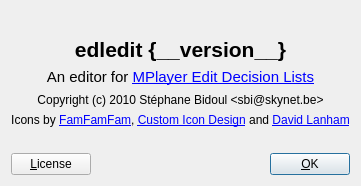
Old version of the form edledit/edledit_about.ui in the repository sbidoul/edledit.
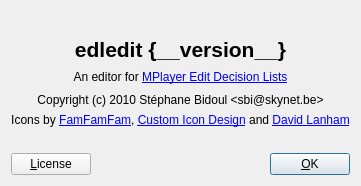
New version of the form. Icons and pictures are not drawn.

Commit message: Cleanup rich text strings

Patch:
```diff
--- a/edledit/edledit_about.ui
+++ b/edledit/edledit_about.ui
@@ -106,11 +106,7 @@
         </size>
        </property>
        <property name="text">
-        <string>&lt;!DOCTYPE HTML PUBLIC &quot;-//W3C//DTD HTML 4.0//EN&quot; &quot;http://www.w3.org/TR/REC-html40/strict.dtd&quot;&gt;
-&lt;html&gt;&lt;head&gt;&lt;meta name=&quot;qrichtext&quot; content=&quot;1&quot; /&gt;&lt;style type=&quot;text/css&quot;&gt;
-p, li { white-space: pre-wrap; }
-&lt;/style&gt;&lt;/head&gt;&lt;body style=&quot; font-family:'Ubuntu'; font-size:11pt; font-weight:400; font-style:normal;&quot;&gt;
-&lt;p style=&quot; margin-top:0px; margin-bottom:0px; margin-left:0px; margin-right:0px; -qt-block-indent:0; text-indent:0px;&quot;&gt;An editor for &lt;a href=&quot;http://www.mplayerhq.hu/DOCS/HTML/en/edl.html&quot;&gt;&lt;span style=&quot; text-decoration: underline; color:#0000ff;&quot;&gt;MPlayer Edit Decision Lists&lt;/span&gt;&lt;/a&gt;&lt;/p&gt;&lt;/body&gt;&lt;/html&gt;</string>
+        <string>An editor for &lt;a href=&quot;http://www.mplayerhq.hu/DOCS/HTML/en/edl.html&quot;&gt;MPlayer Edit Decision Lists&lt;/a&gt;</string>
        </property>
        <property name="alignment">
         <set>Qt::AlignCenter</set>
```
Left out of the diff: 6 changed lines with no effect on the pictures.
